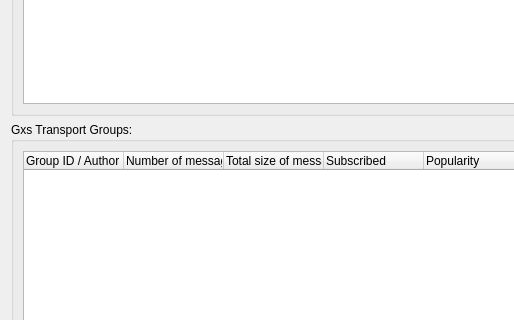
Above: retroshare-gui/src/gui/statistics/GxsTransportStatistics.ui from RetroShare/RetroShare before the change; both pictures show x 0 to 514 and y 128 to 448 of the 1468 by 659 pixel window. Below: the same form after it.
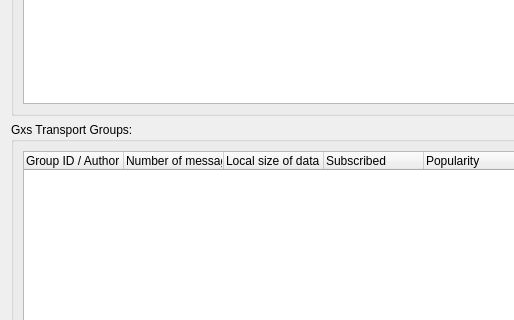
That is the form after the change.

Commit message: fixed display of GxsTrans statistics

Diff of the .ui file:
```diff
--- a/retroshare-gui/src/gui/statistics/GxsTransportStatistics.ui
+++ b/retroshare-gui/src/gui/statistics/GxsTransportStatistics.ui
@@ -101,7 +101,7 @@
          </column>
          <column>
           <property name="text">
-           <string>Total size of messages</string>
+           <string>Local size of data</string>
           </property>
          </column>
          <column>
```
The commit also changes 2 other files.
